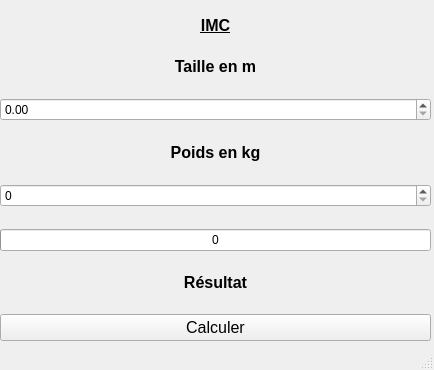
Old version of the form bmi-calculator/mainwindow.ui in the repository ChrisBradford2/BMI-Calculator.
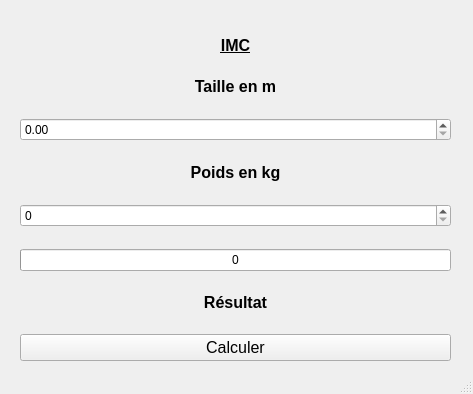
New version of the form.

Commit message: update : gui add maximum and minimum size change windowTitle

The edit to the form file:
```diff
--- a/bmi-calculator/mainwindow.ui
+++ b/bmi-calculator/mainwindow.ui
@@ -6,10 +6,22 @@
    <rect>
     <x>0</x>
     <y>0</y>
-    <width>434</width>
-    <height>370</height>
+    <width>473</width>
+    <height>394</height>
    </rect>
   </property>
+  <property name="minimumSize">
+   <size>
+    <width>473</width>
+    <height>394</height>
+   </size>
+  </property>
+  <property name="maximumSize">
+   <size>
+    <width>473</width>
+    <height>394</height>
+   </size>
+  </property>
   <property name="windowTitle">
    <string>MainWindow</string>
   </property>
@@ -17,8 +29,8 @@
    <widget class="QWidget" name="layoutWidget">
     <property name="geometry">
      <rect>
-      <x>0</x>
-      <y>0</y>
+      <x>20</x>
+      <y>20</y>
       <width>431</width>
       <height>341</height>
      </rect>
@@ -233,7 +245,7 @@
        </property>
       </spacer>
      </item>
-     <item>
+     <item alignment="Qt::AlignBottom">
       <widget class="QPushButton" name="pushButton">
        <property name="font">
         <font>
```
Left out of the diff: 4 changed lines with no effect on the pictures.
